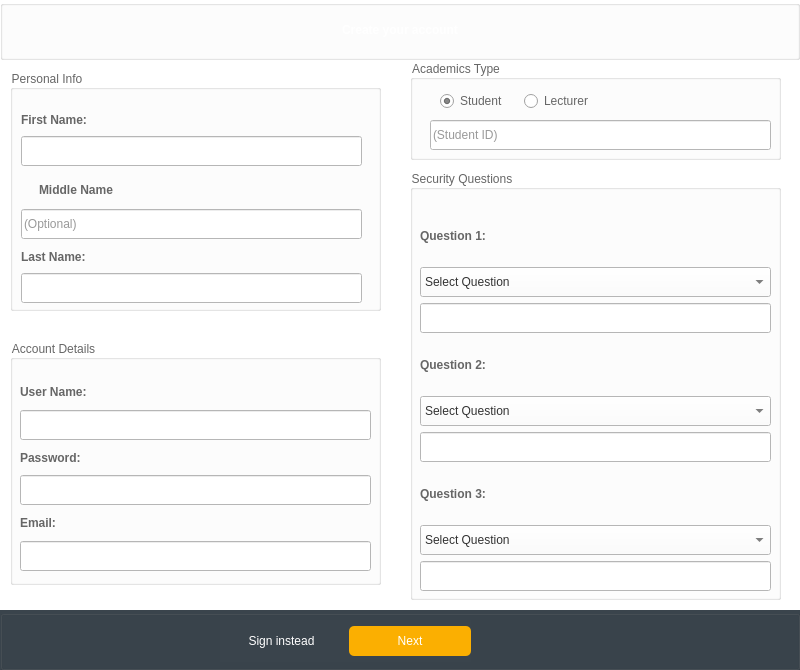
2013110993/SGS, file SGS/register.ui: the form before one commit.
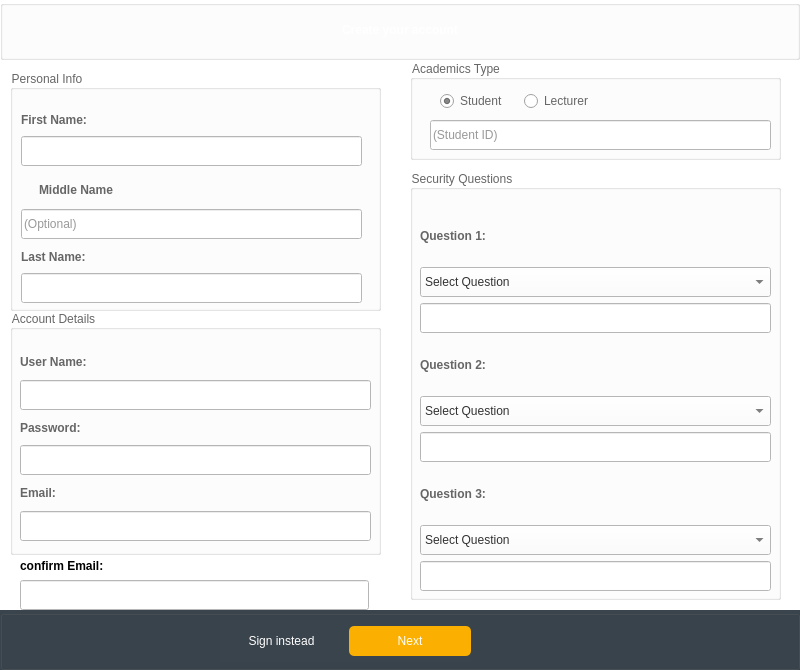
The form after the commit. Icons and pictures are not drawn.

Patch:
```diff
--- a/SGS/register.ui
+++ b/SGS/register.ui
@@ -413,7 +413,7 @@
      <property name="geometry">
       <rect>
        <x>20</x>
-       <y>280</y>
+       <y>250</y>
        <width>371</width>
        <height>245</height>
       </rect>
@@ -908,6 +908,57 @@
       </layout>
      </widget>
     </widget>
+    <widget class="QLineEdit" name="confirmEmail_RegFormLineEdit_2">
+     <property name="geometry">
+      <rect>
+       <x>30</x>
+       <y>520</y>
+       <width>349</width>
+       <height>30</height>
+      </rect>
+     </property>
+     <property name="minimumSize">
+      <size>
+       <width>0</width>
+       <height>30</height>
+      </size>
+     </property>
+     <property name="maximumSize">
+      <size>
+       <width>16777215</width>
+       <height>30</height>
+      </size>
+     </property>
+     <property name="styleSheet">
+      <string notr="true">background-color:#ffffff;
+color: #333;</string>
+     </property>
+     <property name="placeholderText">
+      <string/>
+     </property>
+    </widget>
+    <widget class="QLabel" name="confirmEmail_RegForm_2">
+     <property name="geometry">
+      <rect>
+       <x>30</x>
+       <y>490</y>
+       <width>349</width>
+       <height>31</height>
+      </rect>
+     </property>
+     <property name="font">
+      <font>
+       <weight>75</weight>
+       <bold>true</bold>
+      </font>
+     </property>
+     <property name="styleSheet">
+      <string notr="true">background-color:none;</string>
+     </property>
+     <property name="text">
+      <string>confirm Email:</string>
+     </property>
+    </widget>
    </widget>
    <widget class="QWidget" name="academic">
     <widget class="QGroupBox" name="academicGroupBox">
```
